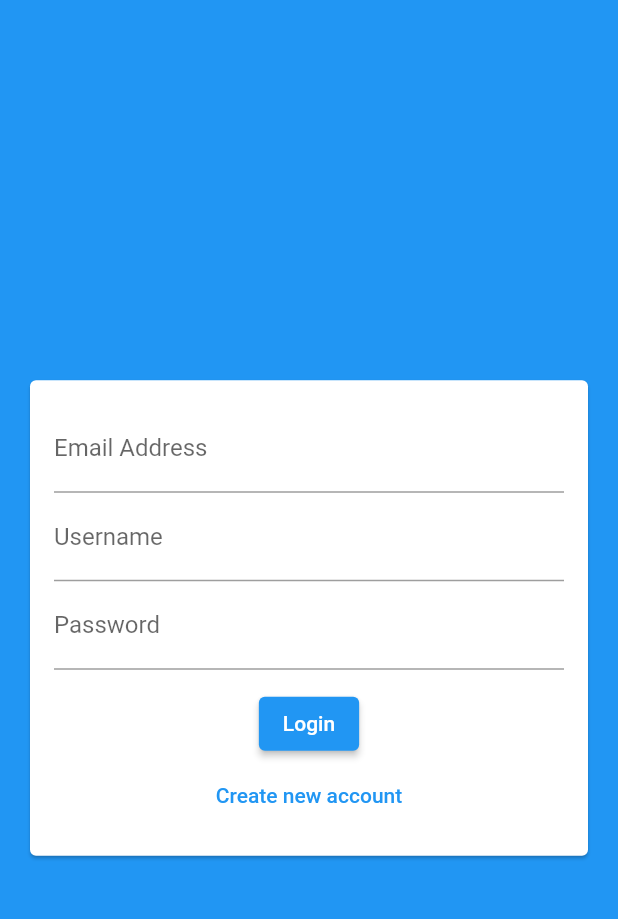
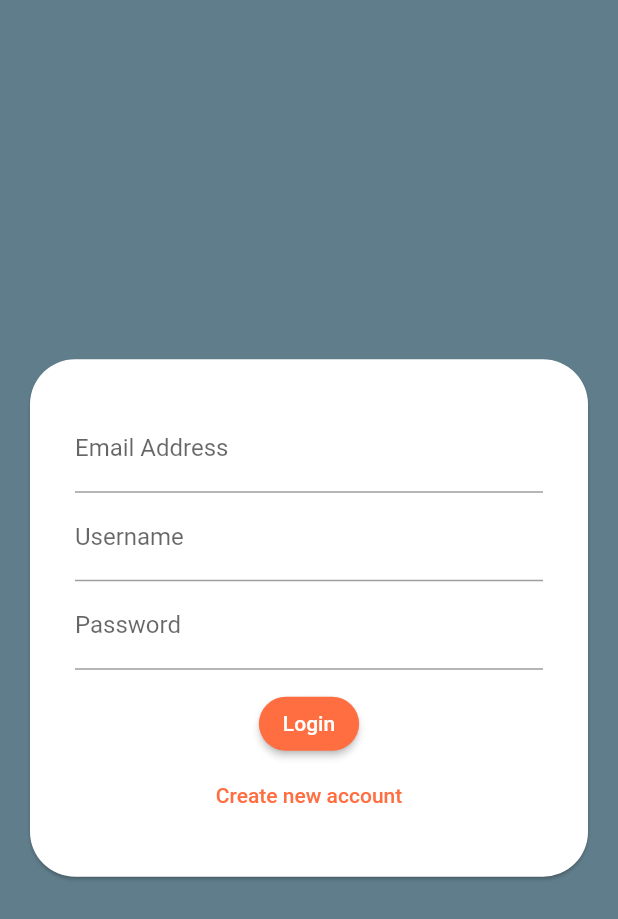
Before and after one commit to Redomic/chat-app, a Flutter app: the screen it shows after launch, on a phone screen of 412 x 824 dp. Shown: the top 919 px of the screen. Run offline on Flutter 3.47's test engine with Material 2 defaults, Android fonts, the phone set to English and light mode, and no system bars; our stand-ins replace cloud_firestore, firebase_core; accounts and stored records are empty.

Commit message:
add auth theme

```diff
--- a/lib/main.dart
+++ b/lib/main.dart
@@ -16,7 +16,24 @@ class MyApp extends StatelessWidget {
     return MaterialApp(
       title: 'Flutter Chat',
       theme: ThemeData(
-        primarySwatch: Colors.blue,
+        primarySwatch: Colors.blueGrey,
+        backgroundColor: Colors.blueGrey,
+        accentColor: Colors.deepOrangeAccent,
+        accentColorBrightness: Brightness.dark,
+        elevatedButtonTheme: ElevatedButtonThemeData(
+          style: ElevatedButton.styleFrom(
+            shape: RoundedRectangleBorder(
+              borderRadius: BorderRadius.circular(30.0),
+            ),
+            primary: Colors.deepOrangeAccent,
+            onPrimary: Colors.white,
+          ),
+        ),
+        textButtonTheme: TextButtonThemeData(
+          style: TextButton.styleFrom(
+            primary: Colors.deepOrangeAccent,
+          ),
+        ),
       ),
       home: AuthScreen(),
     );
--- a/lib/widgets/auth_form.dart
+++ b/lib/widgets/auth_form.dart
@@ -10,10 +10,13 @@ class _AuthFormState extends State<AuthForm> {
   Widget build(BuildContext context) {
     return Center(
       child: Card(
+        shape: RoundedRectangleBorder(
+          borderRadius: BorderRadius.all(Radius.circular(30)),
+        ),
         margin: EdgeInsets.all(20),
         child: SingleChildScrollView(
           child: Padding(
-            padding: EdgeInsets.all(16),
+            padding: EdgeInsets.all(30),
             child: Form(
               child: Column(
                 mainAxisSize: MainAxisSize.min,
@@ -39,8 +42,11 @@ class _AuthFormState extends State<AuthForm> {
                     height: 12,
                   ),
                   ElevatedButton(
-                      onPressed: () {},
-                      child: Text('Login'),
+                    style: ButtonStyle(
+
+                    ),
+                    onPressed: () {},
+                    child: Text('Login'),
                   ),
                   TextButton(
                     onPressed: () {},
```
